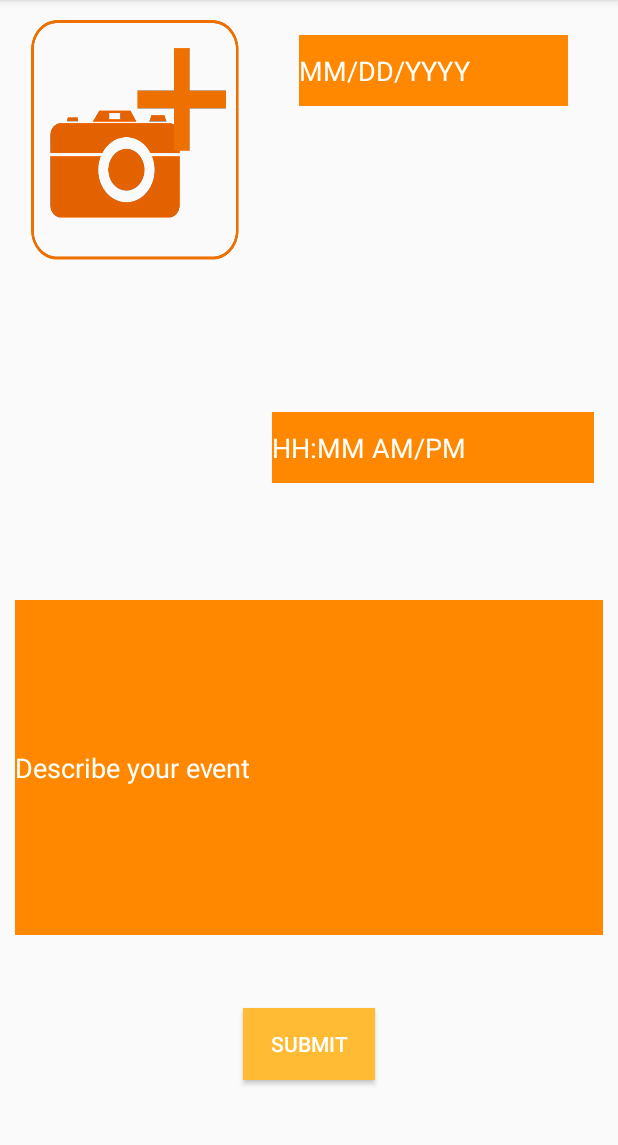
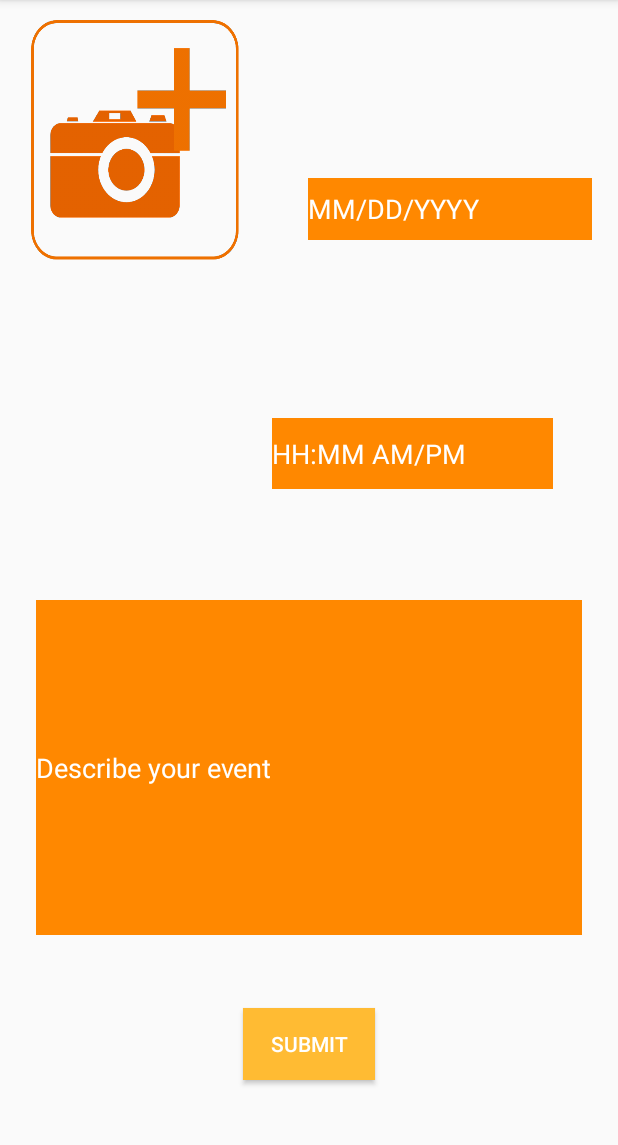
Before and after one commit to AmarSaini/MAC-2017, an Android app: the Submit screen opened directly, with no data from a screen before it, on a phone screen of 412 x 824 dp, the part 84-1229 px from its top. Run offline under Robolectric (Android 15) with nearby library versions, the phone set to English and light mode, and no system bars.

Commit message:
Revert "FIXED ON MY PHONE AT LEAST"
This reverts commit 3f9659f6c5a4f9dec7e55ccca5d1e7ba16065e7d.

```diff
--- a/MAC2017/app/src/main/res/layout/activity_submit.xml
+++ b/MAC2017/app/src/main/res/layout/activity_submit.xml
@@ -20,17 +20,15 @@
         android:layout_marginRight="8dp"
         app:layout_constraintRight_toRightOf="parent"
         app:layout_constraintHorizontal_bias="0.0"
-        app:layout_constraintVertical_bias="0.0"
-        android:layout_marginStart="8dp"
-        android:layout_marginEnd="8dp" />
+        app:layout_constraintVertical_bias="0.0" />
 
     <EditText
         android:id="@+id/editText5"
-        android:layout_width="0dp"
+        android:layout_width="364dp"
         android:layout_height="223dp"
         android:layout_marginBottom="16dp"
-        android:layout_marginLeft="10dp"
-        android:layout_marginRight="10dp"
+        android:layout_marginLeft="8dp"
+        android:layout_marginRight="8dp"
         android:layout_marginTop="8dp"
         android:background="@android:color/holo_orange_dark"
         android:ems="10"
@@ -42,62 +40,52 @@
         app:layout_constraintRight_toRightOf="parent"
         app:layout_constraintTop_toTopOf="parent"
         app:layout_constraintVertical_bias="0.753"
-        android:maxLines="1"
-        tools:layout_constraintRight_creator="1"
-        android:layout_marginStart="10dp"
-        android:layout_marginEnd="10dp"
-        tools:layout_constraintLeft_creator="1" />
+        android:maxLines="1" />
 
     <EditText
         android:id="@+id/editText6"
-        android:layout_width="179dp"
-        android:layout_height="47dp"
-        android:layout_marginBottom="22dp"
+        android:layout_width="189dp"
+        android:layout_height="41dp"
+        android:layout_marginBottom="8dp"
         android:layout_marginLeft="8dp"
         android:layout_marginRight="8dp"
-        android:layout_marginTop="23dp"
+        android:layout_marginTop="8dp"
         android:background="@android:color/holo_orange_dark"
         android:ems="10"
         android:hint="@string/mm_dd_yyyy"
         android:inputType="date"
         android:textColorHint="@android:color/white"
         app:layout_constraintBottom_toTopOf="@+id/editText7"
-        app:layout_constraintRight_toRightOf="@+id/editText7"
-        app:layout_constraintTop_toTopOf="parent"
-        tools:layout_constraintTop_creator="1"
-        tools:layout_constraintBottom_creator="1"
-        android:layout_marginStart="8dp"
-        android:layout_marginEnd="8dp"
-        app:layout_constraintVertical_bias="0.0"
-        app:layout_constraintLeft_toLeftOf="@+id/editText7" />
+        app:layout_constraintHorizontal_bias="0.955"
+        app:layout_constraintLeft_toLeftOf="parent"
+        app:layout_constraintRight_toRightOf="parent"
+        app:layout_constraintTop_toTopOf="parent" />
 
     <EditText
         android:id="@+id/editText7"
-        android:layout_width="0dp"
+        android:layout_width="187dp"
         android:layout_height="47dp"
-        android:layout_marginBottom="78dp"
-        android:layout_marginLeft="8dp"
-        android:layout_marginRight="16dp"
+        android:layout_marginBottom="74dp"
+        android:layout_marginLeft="9dp"
+        android:layout_marginRight="8dp"
         android:background="@android:color/holo_orange_dark"
         android:ems="10"
         android:hint="@string/hh_mm_am_pm"
         android:inputType="time"
         android:textColorHint="@android:color/white"
         app:layout_constraintBottom_toTopOf="@+id/editText5"
-        app:layout_constraintHorizontal_bias="1.0"
+        app:layout_constraintHorizontal_bias="0.0"
         app:layout_constraintLeft_toRightOf="@+id/button2"
         app:layout_constraintRight_toRightOf="parent"
-        tools:ignore="RtlHardcoded"
-        tools:layout_constraintRight_creator="1"
-        android:layout_marginStart="9dp"
-        android:layout_marginEnd="16dp"
-        tools:layout_constraintLeft_creator="1" />
+        tools:ignore="RtlHardcoded" />
 
     <Button
         android:id="@+id/submit_event"
         android:layout_width="wrap_content"
         android:layout_height="wrap_content"
         android:layout_marginBottom="8dp"
+        android:layout_marginLeft="8dp"
+        android:layout_marginRight="8dp"
         android:layout_marginTop="8dp"
         android:background="@android:color/holo_orange_light"
         android:text="@string/submit"
@@ -106,7 +94,5 @@
         app:layout_constraintLeft_toLeftOf="parent"
         app:layout_constraintRight_toRightOf="parent"
         app:layout_constraintTop_toBottomOf="@+id/editText5"
-        android:maxLines="1"
-        tools:layout_constraintRight_creator="1"
-        tools:layout_constraintLeft_creator="1" />
+        android:maxLines="1" />
 </android.support.constraint.ConstraintLayout>
```
Also changed, not shown: MAC2017/app/src/main/res/layout/activity_leaderboard.xml (+17 -3 lines), MAC2017/app/src/main/res/layout/activity_settings.xml (+29 -31 lines).
